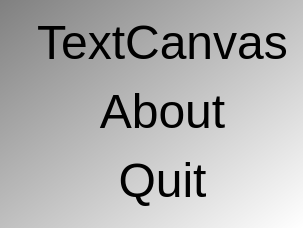
Qt form Tools/ToolTestTextCanvas/qttesttextcanvasmenudialog.ui (richelbilderbeek/ProjectRichelBilderbeek) before a commit.
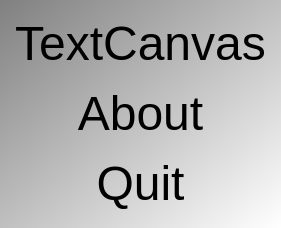
The same form after that commit. Icons and pictures are not drawn.

```diff
--- a/Tools/ToolTestTextCanvas/qttesttextcanvasmenudialog.ui
+++ b/Tools/ToolTestTextCanvas/qttesttextcanvasmenudialog.ui
@@ -6,7 +6,7 @@
    <rect>
     <x>0</x>
     <y>0</y>
-    <width>273</width>
+    <width>262</width>
     <height>228</height>
    </rect>
   </property>
@@ -23,30 +23,8 @@
 QPushButton { color: rgb(0,0,0); }
 QPushButton { font: 48px  }</string>
   </property>
-  <layout class="QFormLayout" name="formLayout">
-   <property name="fieldGrowthPolicy">
-    <enum>QFormLayout::AllNonFixedFieldsGrow</enum>
-   </property>
-   <item row="0" column="0">
-    <widget class="QLabel" name="label">
-     <property name="maximumSize">
-      <size>
-       <width>64</width>
-       <height>64</height>
-      </size>
-     </property>
-     <property name="text">
-      <string/>
-     </property>
-     <property name="pixmap">
-      <pixmap>:/images/TestTextCanvasWelcome.png</pixmap>
-     </property>
-     <property name="scaledContents">
-      <bool>true</bool>
-     </property>
-    </widget>
-   </item>
-   <item row="0" column="1">
+  <layout class="QVBoxLayout" name="verticalLayout">
+   <item>
     <widget class="QPushButton" name="button_start_canvas">
      <property name="text">
       <string>TextCanvas</string>
@@ -56,7 +34,7 @@
      </property>
     </widget>
    </item>
-   <item row="1" column="1">
+   <item>
     <widget class="QPushButton" name="button_about">
      <property name="text">
       <string>About</string>
@@ -66,7 +44,7 @@
      </property>
     </widget>
    </item>
-   <item row="2" column="1">
+   <item>
     <widget class="QPushButton" name="button_quit">
      <property name="text">
       <string>Quit</string>
```
